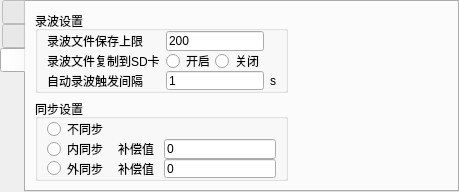
This is Gui/Options/optionui.ui in rpdhunter/swbox as Qt 5 draws it before an edit. The edited form follows.
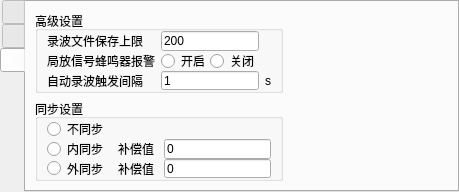
This is the edited form. The open tabs and pages were chosen to show the change.

Commit message: 一次比较大的更新 1.改变了通道设置构架，FPGA去除了逻辑通道，改为程序直接操作硬件通道 2.添加了蜂鸣器报警系统 3.高频通道统一为脉冲数据驱动，然后200ms刷新脉冲相关图形，1s刷新主测量数据 4.添加了令牌桶系统，控制脉冲处理速度，防止了大量脉冲下的程序卡顿

The edit to the form file:
```diff
--- a/Gui/Options/optionui.ui
+++ b/Gui/Options/optionui.ui
@@ -875,7 +875,7 @@
        <item row="0" column="0">
         <widget class="QGroupBox" name="groupBox_4">
          <property name="title">
-          <string>录波设置</string>
+          <string>高级设置</string>
          </property>
          <layout class="QGridLayout" name="gridLayout">
           <property name="topMargin">
@@ -910,7 +910,7 @@
           <item row="1" column="0">
            <widget class="QLabel" name="label_8">
             <property name="text">
-             <string>录波文件复制到SD卡</string>
+             <string>局放信号蜂鸣器报警</string>
             </property>
            </widget>
           </item>
```
Left out of the diff: 6 changed lines with no effect on the pictures. The commit also changes 41 other files.
